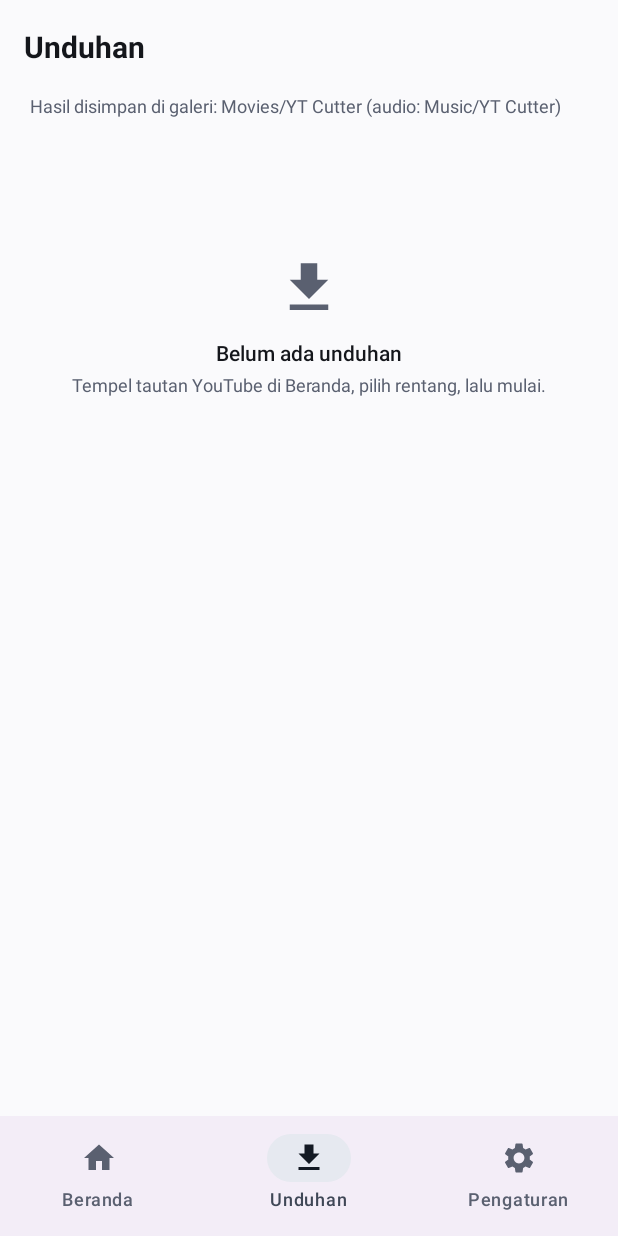
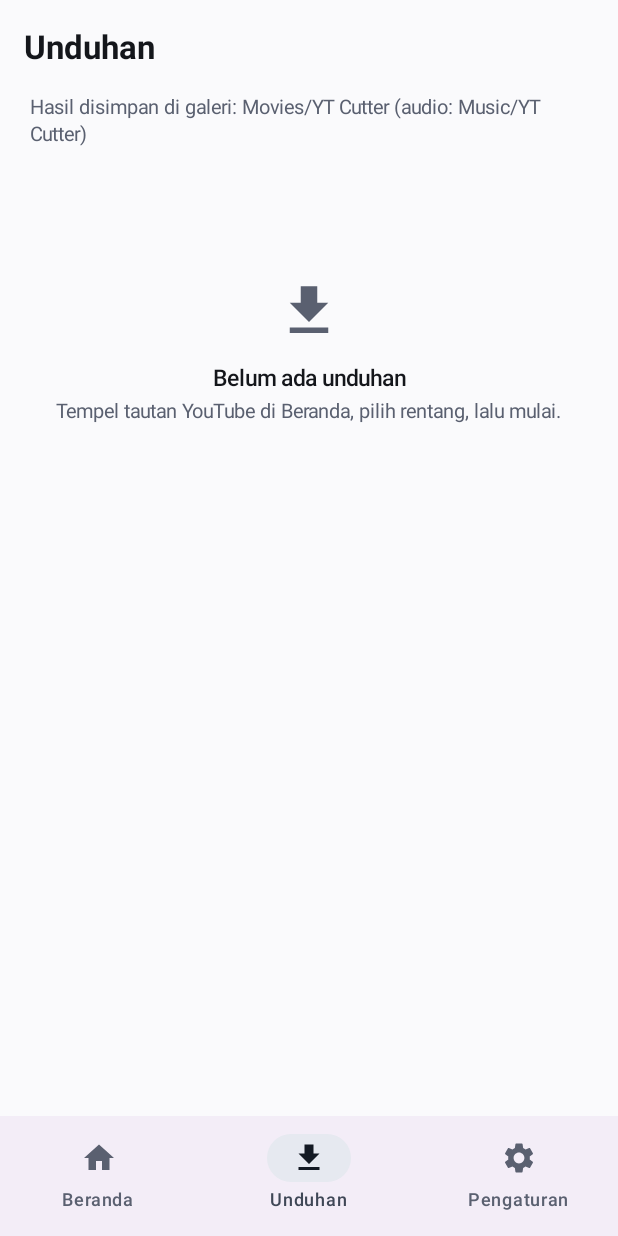
Before and after one commit to Michelle-Mission/ytcutter, an Android app built with Jetpack Compose: the screen it shows after launch (MainActivity), item 2 of the bottom bar chosen, on a phone screen of 412 x 824 dp. Run offline under Robolectric (Android 15) with nearby library versions, the phone set to English and light mode, and no system bars; libraries missing offline, so code that uses them is left out: com.yausername.ffmpeg, com.yausername.youtubedl_android; pictures from the network do not load; 2 statements that could not run were skipped.

Commit message:
fix(ui): teks diperbesar, jarak bar ke konten 4dp; 1.0.2

```diff
--- a/app/build.gradle.kts
+++ b/app/build.gradle.kts
@@ -14,8 +14,8 @@ android {
         applicationId = "app.ytcutter"
         minSdk = 29
         targetSdk = 36
-        versionCode = 17
-        versionName = "1.0.1"
+        versionCode = 18
+        versionName = "1.0.2"
         ndk {
             abiFilters += "arm64-v8a"
         }
--- a/core/designsystem/src/main/java/app/ytcutter/core/designsystem/theme/Theme.kt
+++ b/core/designsystem/src/main/java/app/ytcutter/core/designsystem/theme/Theme.kt
@@ -61,15 +61,15 @@ private val Dark = darkColorScheme(
 )
 
 private val AppTypography = Typography(
-    headlineSmall = TextStyle(fontSize = 26.sp, lineHeight = 32.sp, fontWeight = FontWeight.Bold),
-    titleLarge = TextStyle(fontSize = 20.sp, lineHeight = 26.sp, fontWeight = FontWeight.Bold),
-    titleMedium = TextStyle(fontSize = 16.sp, lineHeight = 22.sp, fontWeight = FontWeight.SemiBold),
-    titleSmall = TextStyle(fontSize = 14.sp, lineHeight = 20.sp, fontWeight = FontWeight.SemiBold),
-    bodyLarge = TextStyle(fontSize = 15.sp, lineHeight = 22.sp),
-    bodyMedium = TextStyle(fontSize = 13.5.sp, lineHeight = 20.sp),
-    bodySmall = TextStyle(fontSize = 12.sp, lineHeight = 17.sp),
-    labelLarge = TextStyle(fontSize = 13.sp, lineHeight = 18.sp, fontWeight = FontWeight.SemiBold),
-    labelSmall = TextStyle(fontSize = 11.sp, lineHeight = 15.sp, fontWeight = FontWeight.Medium)
+    headlineSmall = TextStyle(fontSize = 28.sp, lineHeight = 34.sp, fontWeight = FontWeight.Bold),
+    titleLarge = TextStyle(fontSize = 22.sp, lineHeight = 28.sp, fontWeight = FontWeight.Bold),
+    titleMedium = TextStyle(fontSize = 18.sp, lineHeight = 24.sp, fontWeight = FontWeight.SemiBold),
+    titleSmall = TextStyle(fontSize = 15.sp, lineHeight = 21.sp, fontWeight = FontWeight.SemiBold),
+    bodyLarge = TextStyle(fontSize = 16.sp, lineHeight = 24.sp),
+    bodyMedium = TextStyle(fontSize = 15.sp, lineHeight = 22.sp),
+    bodySmall = TextStyle(fontSize = 13.sp, lineHeight = 18.sp),
+    labelLarge = TextStyle(fontSize = 14.sp, lineHeight = 20.sp, fontWeight = FontWeight.SemiBold),
+    labelSmall = TextStyle(fontSize = 12.sp, lineHeight = 16.sp, fontWeight = FontWeight.Medium)
 )
 
 private val AppShapes = Shapes(
--- a/feature/cookies/src/main/java/app/ytcutter/feature/cookies/CookieScreen.kt
+++ b/feature/cookies/src/main/java/app/ytcutter/feature/cookies/CookieScreen.kt
@@ -159,7 +159,7 @@ fun CookieScreen(onBack: () -> Unit) {
                 .fillMaxSize()
                 .padding(padding)
                 .padding(horizontal = 20.dp)
-                .padding(top = 8.dp)
+                .padding(top = 4.dp)
                 .verticalScroll(rememberScrollState())
         ) {
             Row(verticalAlignment = Alignment.CenterVertically, modifier = Modifier.fillMaxWidth()) {
--- a/feature/downloads/src/main/java/app/ytcutter/feature/downloads/DownloadsScreen.kt
+++ b/feature/downloads/src/main/java/app/ytcutter/feature/downloads/DownloadsScreen.kt
@@ -61,7 +61,7 @@ fun DownloadsScreen(
                 style = MaterialTheme.typography.bodySmall,
                 color = MaterialTheme.colorScheme.onSurfaceVariant
             )
-            Spacer(Modifier.height(12.dp))
+            Spacer(Modifier.height(8.dp))
 
         if (rows.isEmpty()) {
             EmptyDownloads()
--- a/feature/home/src/main/java/app/ytcutter/feature/home/HomeScreen.kt
+++ b/feature/home/src/main/java/app/ytcutter/feature/home/HomeScreen.kt
@@ -89,14 +89,14 @@ fun HomeScreen(
                 .padding(padding)
                 .verticalScroll(rememberScrollState())
                 .padding(horizontal = 20.dp)
-                .padding(top = 8.dp, bottom = 24.dp)
+                .padding(top = 4.dp, bottom = 24.dp)
         ) {
             Text(
                 "Potong video YouTube tanpa unduh penuh",
                 style = MaterialTheme.typography.bodySmall,
                 color = MaterialTheme.colorScheme.onSurfaceVariant
             )
-            Spacer(Modifier.height(12.dp))
+            Spacer(Modifier.height(8.dp))
 
             OutlinedTextField(
             value = text,
--- a/feature/settings/src/main/java/app/ytcutter/feature/settings/ComponentsScreen.kt
+++ b/feature/settings/src/main/java/app/ytcutter/feature/settings/ComponentsScreen.kt
@@ -60,7 +60,7 @@ fun ComponentsScreen(
                 .padding(padding)
                 .verticalScroll(rememberScrollState())
                 .padding(horizontal = 20.dp)
-                .padding(top = 8.dp, bottom = 24.dp),
+                .padding(top = 4.dp, bottom = 24.dp),
             verticalArrangement = Arrangement.spacedBy(12.dp)
         ) {
             Text(
@@ -146,7 +146,7 @@ fun AboutScreen(appVersion: String, onBack: () -> Unit) {
                 .padding(padding)
                 .verticalScroll(rememberScrollState())
                 .padding(horizontal = 20.dp)
-                .padding(top = 8.dp, bottom = 24.dp),
+                .padding(top = 4.dp, bottom = 24.dp),
             verticalArrangement = Arrangement.spacedBy(12.dp)
         ) {
             Text("YT Cutter", style = MaterialTheme.typography.headlineSmall)
--- a/feature/settings/src/main/java/app/ytcutter/feature/settings/SettingsScreen.kt
+++ b/feature/settings/src/main/java/app/ytcutter/feature/settings/SettingsScreen.kt
@@ -71,7 +71,7 @@ fun SettingsScreen(
                 .padding(padding)
                 .verticalScroll(rememberScrollState())
                 .padding(horizontal = 20.dp)
-                .padding(top = 8.dp, bottom = 24.dp)
+                .padding(top = 4.dp, bottom = 24.dp)
         ) {
         if (updateVersion != null) {
             UpdateBanner(
```
Also changed, not shown: 1 other file.
